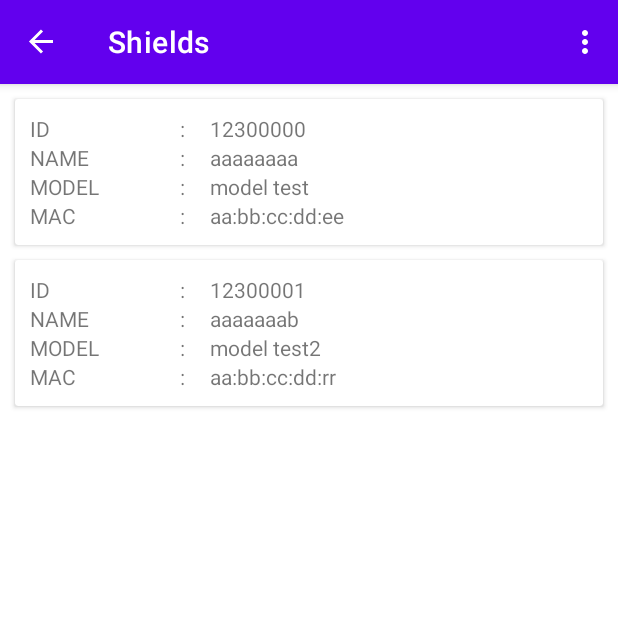
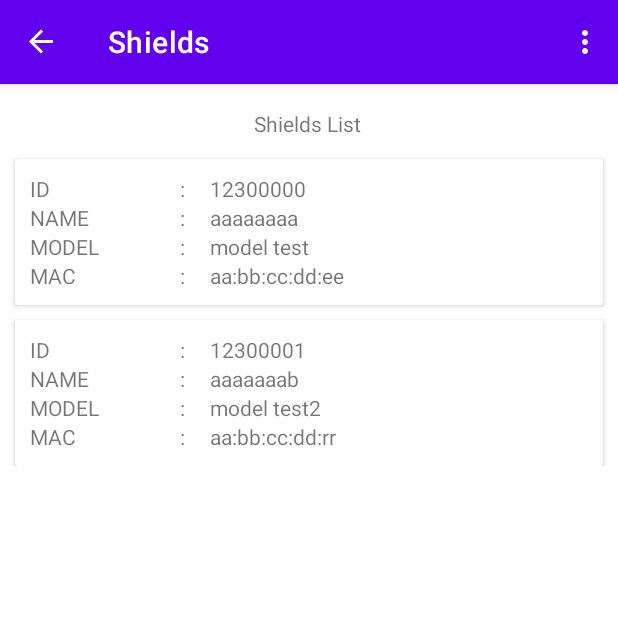
Before and after one commit to jhonnatan1806/Android-ESP32, an Android app: the FragmentShield screen opened through its navigation route, on a phone screen of 412 x 824 dp, the top half of it. Run offline under Robolectric (Android 15) with nearby library versions, the light colour scheme and no system bars; our stand-ins replace navigation-ui.

Commit message:
estructura hecha

```diff
--- a/app/src/main/res/layout/fragment_shield.xml
+++ b/app/src/main/res/layout/fragment_shield.xml
@@ -1,5 +1,6 @@
 <?xml version="1.0" encoding="utf-8"?>
 <FrameLayout xmlns:android="http://schemas.android.com/apk/res/android"
+    xmlns:app="http://schemas.android.com/apk/res-auto"
     xmlns:tools="http://schemas.android.com/tools"
     android:layout_width="match_parent"
     android:layout_height="match_parent"
@@ -7,9 +8,31 @@
 
     <!-- TODO: Update blank fragment layout -->
 
-    <androidx.recyclerview.widget.RecyclerView
-        android:id="@+id/f_s_shield"
+    <androidx.constraintlayout.widget.ConstraintLayout
         android:layout_width="match_parent"
-        android:layout_height="match_parent" />
+        android:layout_height="match_parent">
+
+        <androidx.recyclerview.widget.RecyclerView
+            android:id="@+id/f_s_shield"
+            android:layout_width="match_parent"
+            android:layout_height="wrap_content"
+            android:layout_marginTop="4dp"
+            app:layout_constraintEnd_toEndOf="parent"
+            app:layout_constraintHorizontal_bias="0.0"
+            app:layout_constraintStart_toStartOf="parent"
+            app:layout_constraintTop_toBottomOf="@+id/textView4" />
+
+        <TextView
+            android:id="@+id/textView4"
+            android:layout_width="wrap_content"
+            android:layout_height="wrap_content"
+            android:text="Shields List"
+            app:layout_constraintBottom_toBottomOf="parent"
+            app:layout_constraintEnd_toEndOf="parent"
+            app:layout_constraintHorizontal_bias="0.498"
+            app:layout_constraintStart_toStartOf="@+id/f_s_shield"
+            app:layout_constraintTop_toTopOf="parent"
+            app:layout_constraintVertical_bias="0.022" />
+    </androidx.constraintlayout.widget.ConstraintLayout>
 
 </FrameLayout>
--- a/app/src/main/res/navigation/nav_graph.xml
+++ b/app/src/main/res/navigation/nav_graph.xml
@@ -5,26 +5,6 @@
     android:id="@+id/nav_graph"
     app:startDestination="@id/FragmentMode">
 
-    <fragment
-        android:id="@+id/FirstFragment"
-        android:name="com.jhaner.esp32.view.FirstFragment"
-        android:label="@string/first_fragment_label"
-        tools:layout="@layout/fragment_first">
-
-        <action
-            android:id="@+id/action_FirstFragment_to_SecondFragment"
-            app:destination="@id/SecondFragment" />
-    </fragment>
-    <fragment
-        android:id="@+id/SecondFragment"
-        android:name="com.jhaner.esp32.view.SecondFragment"
-        android:label="@string/second_fragment_label"
-        tools:layout="@layout/fragment_second">
-
-        <action
-            android:id="@+id/action_SecondFragment_to_FirstFragment"
-            app:destination="@id/FirstFragment" />
-    </fragment>
     <fragment
         android:id="@+id/FragmentShield"
         android:name="com.jhaner.esp32.view.FragmentShield"
```
Also changed, not shown: app/src/main/java/com/jhaner/esp32/MainActivity.java (+0 -10 lines), app/src/main/java/com/jhaner/esp32/view/FirstFragment.java (deleted, +0 -48 lines), app/src/main/java/com/jhaner/esp32/view/FragmentModule.java (renamed from app/src/main/java/com/jhaner/esp32/view/FragmentNetworkStatus.java, +22 -21 lines), app/src/main/java/com/jhaner/esp32/view/SecondFragment.java (deleted, +0 -46 lines), app/src/main/res/layout/fragment_first.xml (deleted, +0 -36 lines), app/src/main/res/layout/fragment_module.xml (added, +14 -0 lines), app/src/main/res/layout/fragment_network_status.xml (deleted, +0 -41 lines), app/src/main/res/layout/fragment_second.xml (deleted, +0 -28 lines).
